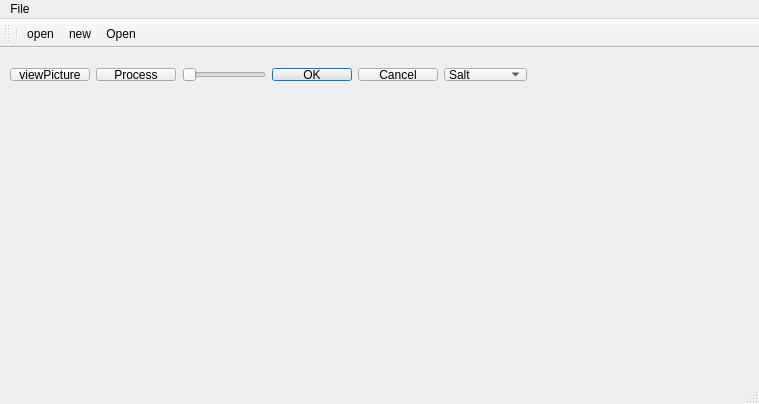
The window that mainwindow.ui (smilesun/mediaCV) describes before a commit, drawn with Qt 5.
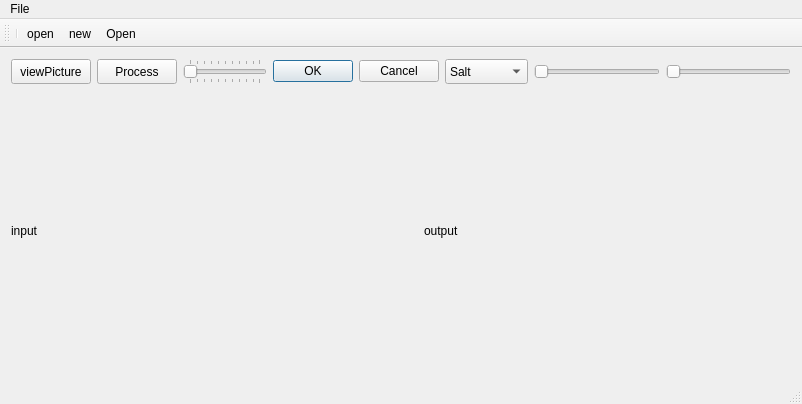
The same window after the commit.

```diff
--- a/mainwindow.ui
+++ b/mainwindow.ui
@@ -6,7 +6,7 @@
    <rect>
     <x>0</x>
     <y>0</y>
-    <width>759</width>
+    <width>802</width>
     <height>404</height>
    </rect>
   </property>
@@ -29,27 +29,20 @@
      <verstretch>0</verstretch>
     </sizepolicy>
    </property>
-   <widget class="QWidget" name="">
-    <property name="geometry">
-     <rect>
-      <x>-1</x>
-      <y>9</y>
-      <width>761</width>
-      <height>35</height>
-     </rect>
-    </property>
-    <layout class="QGridLayout" name="gridLayout">
-     <property name="sizeConstraint">
-      <enum>QLayout::SetNoConstraint</enum>
-     </property>
-     <item row="0" column="0">
+   <layout class="QHBoxLayout" name="horizontalLayout_5">
+    <item>
+     <layout class="QVBoxLayout" name="verticalLayout">
+      <item>
       <layout class="QHBoxLayout" name="horizontalLayout_4">
+        <property name="sizeConstraint">
+         <enum>QLayout::SetMinimumSize</enum>
+        </property>
        <item>
         <layout class="QHBoxLayout" name="horizontalLayout">
          <item>
           <widget class="QPushButton" name="pushButton">
            <property name="sizePolicy">
-            <sizepolicy hsizetype="Expanding" vsizetype="Expanding">
+             <sizepolicy hsizetype="Expanding" vsizetype="Preferred">
              <horstretch>0</horstretch>
              <verstretch>0</verstretch>
             </sizepolicy>
@@ -62,7 +55,7 @@
          <item>
           <widget class="QPushButton" name="pushButton_2">
            <property name="sizePolicy">
-            <sizepolicy hsizetype="Expanding" vsizetype="Expanding">
+             <sizepolicy hsizetype="Expanding" vsizetype="Preferred">
              <horstretch>0</horstretch>
              <verstretch>0</verstretch>
             </sizepolicy>
@@ -74,8 +67,11 @@
          </item>
          <item>
           <widget class="QSlider" name="horizontalSlider">
+            <property name="enabled">
+             <bool>false</bool>
+            </property>
            <property name="sizePolicy">
-            <sizepolicy hsizetype="Expanding" vsizetype="Expanding">
+             <sizepolicy hsizetype="Expanding" vsizetype="Preferred">
              <horstretch>0</horstretch>
              <verstretch>0</verstretch>
             </sizepolicy>
@@ -83,6 +79,12 @@
            <property name="orientation">
             <enum>Qt::Horizontal</enum>
            </property>
+            <property name="tickPosition">
+             <enum>QSlider::TicksBothSides</enum>
+            </property>
+            <property name="tickInterval">
+             <number>10</number>
+            </property>
           </widget>
          </item>
         </layout>
@@ -92,7 +94,7 @@
          <item>
           <widget class="QDialogButtonBox" name="buttonBox">
            <property name="sizePolicy">
-            <sizepolicy hsizetype="Expanding" vsizetype="Expanding">
+             <sizepolicy hsizetype="Expanding" vsizetype="Preferred">
              <horstretch>0</horstretch>
              <verstretch>0</verstretch>
             </sizepolicy>
@@ -105,7 +107,7 @@
          <item>
           <widget class="QComboBox" name="comboBox">
            <property name="sizePolicy">
-            <sizepolicy hsizetype="Expanding" vsizetype="Expanding">
+             <sizepolicy hsizetype="Expanding" vsizetype="Preferred">
              <horstretch>0</horstretch>
              <verstretch>0</verstretch>
             </sizepolicy>
@@ -124,32 +126,23 @@
          </item>
         </layout>
        </item>
-      </layout>
-     </item>
-     <item row="0" column="1">
-      <spacer name="horizontalSpacer">
+        <item>
+         <widget class="QSlider" name="horizontalSlider_3">
+          <property name="orientation">
+           <enum>Qt::Horizontal</enum>
+          </property>
+         </widget>
+        </item>
+        <item>
+         <widget class="QSlider" name="horizontalSlider_2">
        <property name="orientation">
         <enum>Qt::Horizontal</enum>
        </property>
-       <property name="sizeHint" stdset="0">
-        <size>
-         <width>40</width>
-         <height>20</height>
-        </size>
-       </property>
-      </spacer>
-     </item>
-    </layout>
-   </widget>
-   <widget class="QWidget" name="">
-    <property name="geometry">
-     <rect>
-      <x>10</x>
-      <y>51</y>
-      <width>751</width>
-      <height>281</height>
-     </rect>
-    </property>
+         </widget>
+        </item>
+       </layout>
+      </item>
+      <item>
     <layout class="QHBoxLayout" name="horizontalLayout_2">
      <item>
       <widget class="QLabel" name="label_input">
@@ -160,7 +153,7 @@
         </sizepolicy>
        </property>
        <property name="text">
-        <string/>
+           <string>input</string>
        </property>
       </widget>
      </item>
@@ -169,6 +162,9 @@
        <property name="orientation">
         <enum>Qt::Horizontal</enum>
        </property>
+          <property name="sizeType">
+           <enum>QSizePolicy::Minimum</enum>
+          </property>
        <property name="sizeHint" stdset="0">
         <size>
          <width>40</width>
@@ -186,19 +182,22 @@
         </sizepolicy>
        </property>
        <property name="text">
-        <string/>
+           <string>output</string>
        </property>
       </widget>
      </item>
     </layout>
-   </widget>
+      </item>
+     </layout>
+    </item>
+   </layout>
   </widget>
   <widget class="QMenuBar" name="menuBar">
    <property name="geometry">
     <rect>
      <x>0</x>
      <y>0</y>
-     <width>759</width>
+     <width>802</width>
      <height>25</height>
     </rect>
    </property>
```
Left out of the diff: 8 changed lines with no effect on the pictures. Lines whose indentation alone changed are shown as unchanged.
